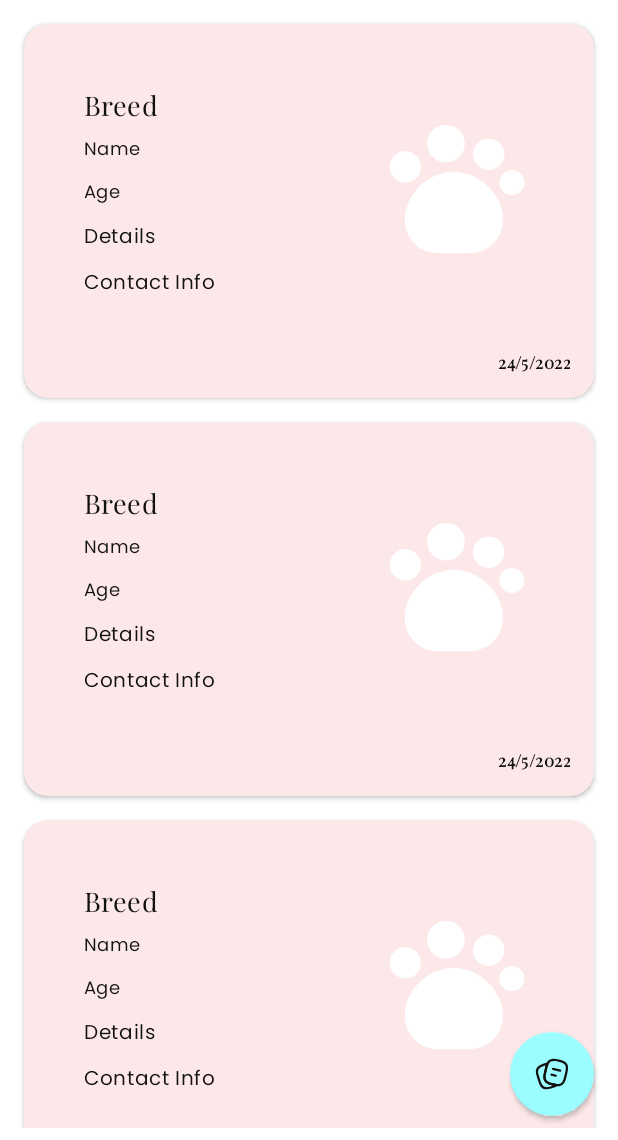
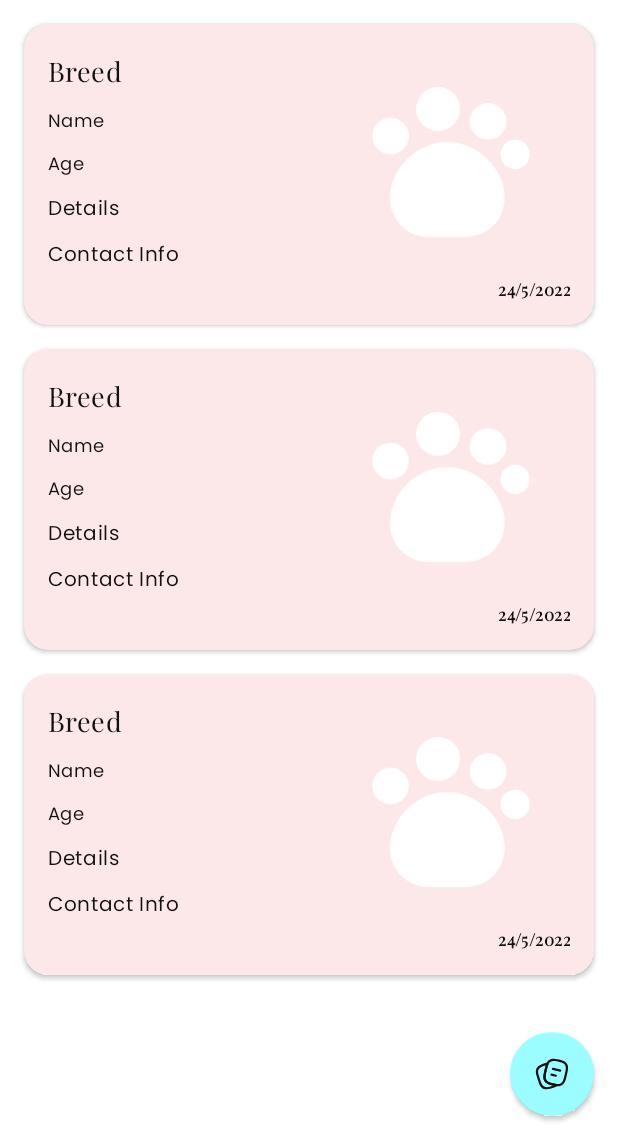
Before and after one commit to hifxa/petme, an Android app: the layout fragment_adopt.xml on its own in the app's theme, with its tools: preview values and no code run, on a phone screen of 412 x 824 dp, the part 96-1236 px from its top. Run offline under Robolectric (Android 15) with nearby library versions, the light colour scheme and no system bars.

Commit message:
adopt adapter fixes

```diff
--- a/app/src/main/AndroidManifest.xml
+++ b/app/src/main/AndroidManifest.xml
@@ -4,7 +4,6 @@
 
 	<uses-permission android:name = "android.permission.ACCESS_FINE_LOCATION" />
 	<uses-permission android:name = "android.permission.ACCESS_COARSE_LOCATION" />
-
 
 	<application
 		android:name = ".App"
@@ -44,7 +43,6 @@
 			android:value = "AIzaSyBFnrnIv19pUfFw6ctqRzQvr8EU7yx4d1M" />
 		<!--AIzaSyAnWl4I_Fv_k5-SQcKoR62SjJUYztwlgFE-->
 
-
 		<meta-data
 			android:name = "preloaded_fonts"
 			android:resource = "@array/preloaded_fonts" />
--- a/app/src/main/res/layout/adopt_item_view.xml
+++ b/app/src/main/res/layout/adopt_item_view.xml
@@ -12,24 +12,23 @@
 		android:padding = "16dp" >
 
 		<LinearLayout
-            android:layout_width="match_parent"
-            android:layout_height="wrap_content"
-            android:orientation="horizontal"
-            android:padding="8dp">
+			android:layout_width = "match_parent"
+			android:layout_height = "wrap_content"
+			android:gravity = "center_vertical"
+			android:orientation = "horizontal" >
 
 			<LinearLayout
-                android:layout_width="wrap_content"
-                android:layout_height="wrap_content"
-                android:orientation="vertical"
-                android:padding="16dp"
-                android:layout_weight="1">
+				android:layout_width = "wrap_content"
+				android:layout_height = "wrap_content"
+				android:layout_weight = "1"
+				android:orientation = "vertical" >
 
 				<TextView
 					android:id = "@+id/adopt_breed"
 					style = "@style/Headline6"
 					android:layout_width = "match_parent"
 					android:layout_height = "wrap_content"
-                    android:paddingBottom = "8dp"
+					android:paddingBottom = "12dp"
 					android:text = "Breed"
 					android:textColor = "@color/onBackground" />
 
@@ -65,19 +64,18 @@
 					style = "@style/Body1"
 					android:layout_width = "match_parent"
 					android:layout_height = "wrap_content"
-                    android:paddingBottom = "8dp"
 					android:text = "Contact Info"
 					android:textColor = "@color/onBackground" />
-            </LinearLayout>
+			</LinearLayout >
 
-            <ImageView
-                android:layout_width="wrap_content"
-                android:layout_height="172dp"
-                android:layout_weight="1"
-                android:padding="16dp"
-                android:src="@drawable/pet" />
+			<androidx.appcompat.widget.AppCompatImageView
+				android:layout_width = "wrap_content"
+				android:layout_height = "152dp"
+				android:layout_weight = "1"
+				android:padding = "16dp"
+				android:src = "@drawable/pet" />
 
-        </LinearLayout>
+		</LinearLayout >
 
 		<TextView
 			android:id = "@+id/adopt_date"
```
Also changed, not shown: app/src/main/java/com/petme/app/controllers/AdoptAdapter.java (+18 -18 lines), app/src/main/java/com/petme/app/view/dash/VetFragment.java (+14 -22 lines). Lines whose indentation alone changed are shown as unchanged.
